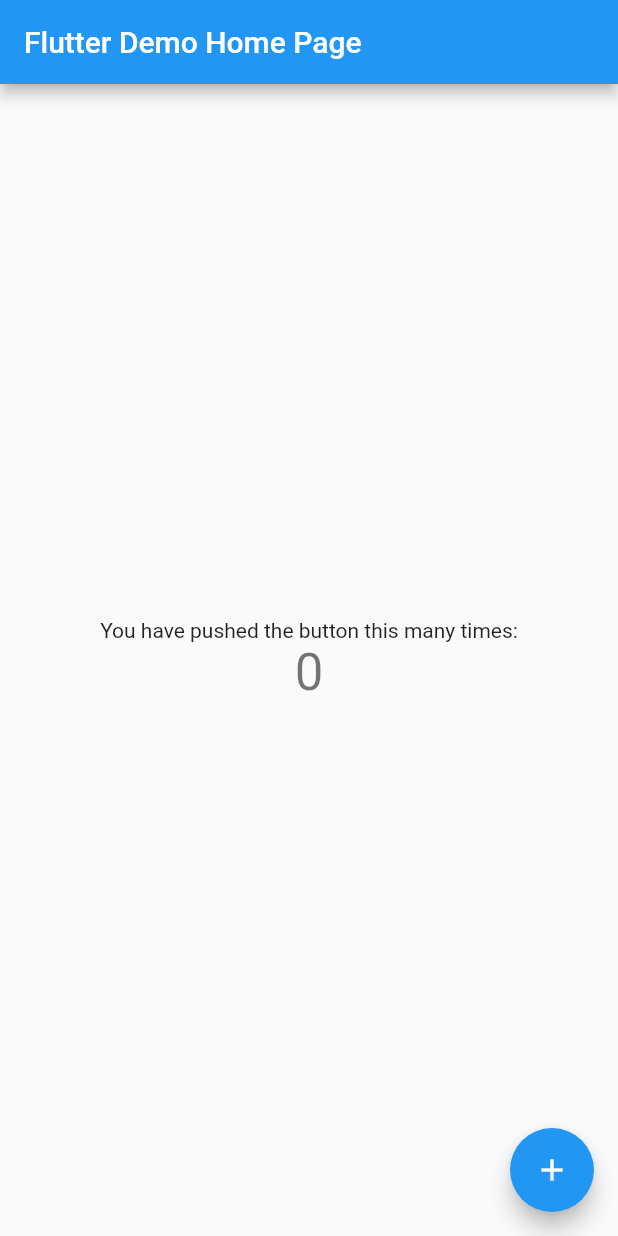
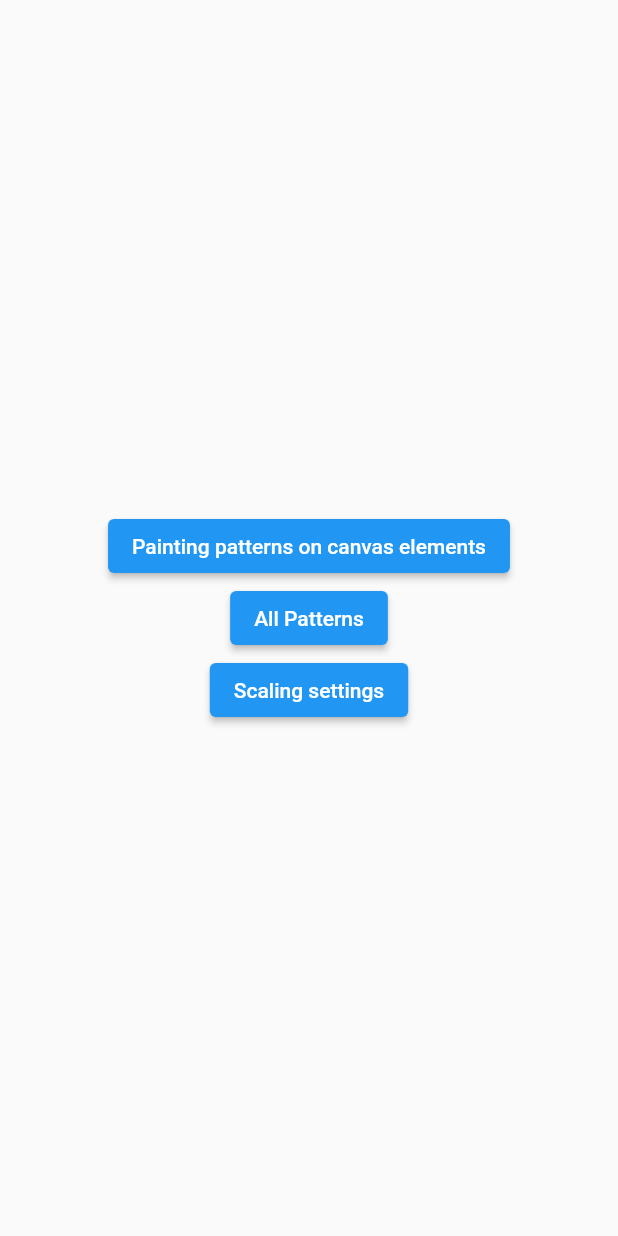
Before and after one commit to whiplashoo/patterns_canvas, a Flutter app: the screen it shows after launch, on a phone screen of 412 x 824 dp. Run offline on Flutter 3.47's test engine with Material 2 defaults, Android fonts, the phone set to English and light mode, and no system bars.

Commit message:
add first example screen, add ability to draw on a Circle

```diff
--- a/example/lib/main.dart
+++ b/example/lib/main.dart
@@ -1,113 +1,48 @@
+import 'package:example/screens/screen1.dart';
 import 'package:flutter/material.dart';
 
 void main() {
-  runApp(MyApp());
+  runApp(MaterialApp(
+    routes: {
+      'screen1': (ctx) => Screen1(),
+      // 'screen2': (ctx) => Screen2(),
+      // 'screen3': (ctx) => Screen3(),
+      // 'screen4': (ctx) => Screen4(),
+    },
+    home: Scaffold(
+      body: MyExampleWidget(),
+    ),
+  ));
 }
 
-class MyApp extends StatelessWidget {
-  // This widget is the root of your application.
+class MyExampleWidget extends StatelessWidget {
   @override
   Widget build(BuildContext context) {
-    return MaterialApp(
-      title: 'Flutter Demo',
-      theme: ThemeData(
-        // This is the theme of your application.
-        //
-        // Try running your application with "flutter run". You'll see the
-        // application has a blue toolbar. Then, without quitting the app, try
-        // changing the primarySwatch below to Colors.green and then invoke
-        // "hot reload" (press "r" in the console where you ran "flutter run",
-        // or simply save your changes to "hot reload" in a Flutter IDE).
-        // Notice that the counter didn't reset back to zero; the application
-        // is not restarted.
-        primarySwatch: Colors.blue,
+    return Center(
+      child: Column(
+        crossAxisAlignment: CrossAxisAlignment.center,
+        mainAxisAlignment: MainAxisAlignment.center,
+        children: [
+          ElevatedButton(
+            onPressed: () {
+              Navigator.pushNamed(context, 'screen1');
+            },
+            child: Text('Painting patterns on canvas elements'),
+          ),
+          ElevatedButton(
+            onPressed: () {
+              Navigator.pushNamed(context, 'screen2');
+            },
+            child: Text('All Patterns'),
+          ),
+          ElevatedButton(
+            onPressed: () {
+              Navigator.pushNamed(context, 'screen3');
+            },
+            child: Text('Scaling settings'),
+          ),
+        ],
       ),
-      home: MyHomePage(title: 'Flutter Demo Home Page'),
     );
   }
 }
-
-class MyHomePage extends StatefulWidget {
-  MyHomePage({Key? key, required this.title}) : super(key: key);
-
-  // This widget is the home page of your application. It is stateful, meaning
-  // that it has a State object (defined below) that contains fields that affect
-  // how it looks.
-
-  // This class is the configuration for the state. It holds the values (in this
-  // case the title) provided by the parent (in this case the App widget) and
-  // used by the build method of the State. Fields in a Widget subclass are
-  // always marked "final".
-
-  final String title;
-
-  @override
-  _MyHomePageState createState() => _MyHomePageState();
-}
-
-class _MyHomePageState extends State<MyHomePage> {
-  int _counter = 0;
-
-  void _incrementCounter() {
-    setState(() {
-      // This call to setState tells the Flutter framework that something has
-      // changed in this State, which causes it to rerun the build method below
-      // so that the display can reflect the updated values. If we changed
-      // _counter without calling setState(), then the build method would not be
-      // called again, and so nothing would appear to happen.
-      _counter++;
-    });
-  }
-
-  @override
-  Widget build(BuildContext context) {
-    // This method is rerun every time setState is called, for instance as done
-    // by the _incrementCounter method above.
-    //
-    // The Flutter framework has been optimized to make rerunning build methods
-    // fast, so that you can just rebuild anything that needs updating rather
-    // than having to individually change instances of widgets.
-    return Scaffold(
-      appBar: AppBar(
-        // Here we take the value from the MyHomePage object that was created by
-        // the App.build method, and use it to set our appbar title.
-        title: Text(widget.title),
-      ),
-      body: Center(
-        // Center is a layout widget. It takes a single child and positions it
-        // in the middle of the parent.
-        child: Column(
-          // Column is also a layout widget. It takes a list of children and
-          // arranges them vertically. By default, it sizes itself to fit its
-          // children horizontally, and tries to be as tall as its parent.
-          //
-          // Invoke "debug painting" (press "p" in the console, choose the
-          // "Toggle Debug Paint" action from the Flutter Inspector in Android
-          // Studio, or the "Toggle Debug Paint" command in Visual Studio Code)
-          // to see the wireframe for each widget.
-          //
-          // Column has various properties to control how it sizes itself and
-          // how it positions its children. Here we use mainAxisAlignment to
-          // center the children vertically; the main axis here is the vertical
-          // axis because Columns are vertical (the cross axis would be
-          // horizontal).
-          mainAxisAlignment: MainAxisAlignment.center,
-          children: <Widget>[
-            Text(
-              'You have pushed the button this many times:',
-            ),
-            Text(
-              '$_counter',
-              style: Theme.of(context).textTheme.headline4,
-            ),
-          ],
-        ),
-      ),
-      floatingActionButton: FloatingActionButton(
-        onPressed: _incrementCounter,
-        tooltip: 'Increment',
-        child: Icon(Icons.add),
-      ), // This trailing comma makes auto-formatting nicer for build methods.
-    );
-  }
-}
--- a/lib/src/pattern.dart
+++ b/lib/src/pattern.dart
@@ -132,4 +132,24 @@ abstract class Pattern {
     }
     canvas.restore();
   }
+
+  void paintOnCircle(Canvas canvas, Size size, Offset c, double radius,
+      {PatternScaleBehavior patternScaleBehavior = PatternScaleBehavior.container, Rect? customRect}) {
+    canvas.save();
+    final Rect rect = Rect.fromCircle(center: Offset(c.dx, c.dy), radius: radius);
+    final Path circle = Path()..addOval(rect);
+    canvas.clipPath(circle);
+    switch (patternScaleBehavior) {
+      case PatternScaleBehavior.container:
+        paintWithPattern(canvas, rect.left, rect.top, rect.width, rect.height);
+        break;
+      case PatternScaleBehavior.canvas:
+        paintOnCanvas(canvas, size);
+        break;
+      case PatternScaleBehavior.customRect:
+        paintWithPattern(canvas, customRect!.left, customRect.top, customRect.width, customRect.height);
+        break;
+    }
+    canvas.restore();
+  }
 }
```
Also changed, not shown: example/lib/screens/screen1.dart (added, +132 -0 lines), 2 other files.
